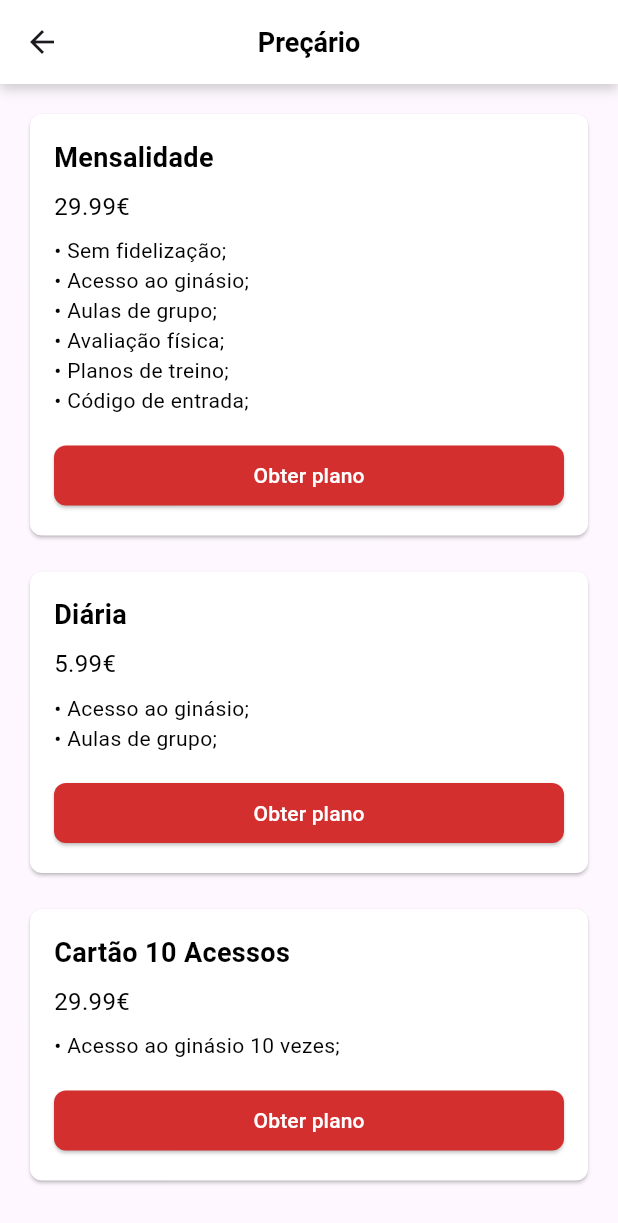
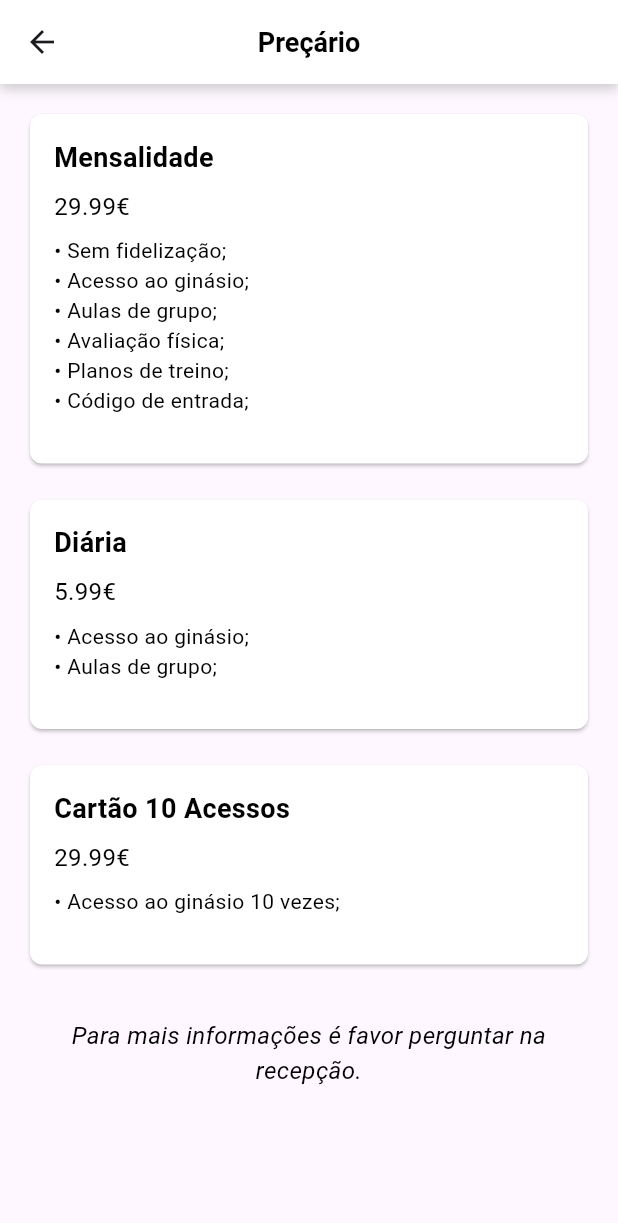
Before and after one commit to Raph40/Flutter_Trabalho_Final, a Flutter app: the precarioPage screen opened directly, on a phone screen of 412 x 824 dp. Shown: the top 1223 px of the screen. Run offline on Flutter 3.47's test engine with Material 3 defaults, Android fonts, the phone set to English and light mode, and no system bars; our stand-ins replace cloud_firestore, firebase_auth, firebase_core, flutter_local_notifications, material_design_icons_flutter, table_calendar and 1 more; missing offline and left inert: colorful_iconify_flutter, iconify_flutter; accounts and stored records are empty; network calls fail.

Commit message:
Update: precario terminado

```diff
--- a/lib/precario.dart
+++ b/lib/precario.dart
@@ -62,7 +62,6 @@ class precarioPage extends StatelessWidget {
                   'Planos de treino;',
                   'Código de entrada;',
                 ],
-                buttonLabel: 'Obter plano',
               ),
               SizedBox(height: 16),
               PricingCard(
@@ -72,7 +71,6 @@ class precarioPage extends StatelessWidget {
                   'Acesso ao ginásio;',
                   'Aulas de grupo;',
                 ],
-                buttonLabel: 'Obter plano',
               ),
               SizedBox(height: 16),
               PricingCard(
@@ -81,7 +79,20 @@ class precarioPage extends StatelessWidget {
                 details: [
                   'Acesso ao ginásio 10 vezes;',
                 ],
-                buttonLabel: 'Obter plano',
+              ),
+              SizedBox(height: 16),
+              // Texto adicional
+              Padding(
+                padding: const EdgeInsets.symmetric(vertical: 16.0),
+                child: Text(
+                  "Para mais informações é favor perguntar na recepção.",
+                  style: TextStyle(
+                    fontSize: 16,
+                    color: Colors.black,
+                    fontStyle: FontStyle.italic,
+                  ),
+                  textAlign: TextAlign.center,
+                ),
               ),
             ],
           ),
@@ -95,17 +106,18 @@ class PricingCard extends StatelessWidget {
   final String title;
   final String price;
   final List<String> details;
-  final String buttonLabel;
 
   PricingCard({
     required this.title,
     required this.price,
     required this.details,
-    required this.buttonLabel,
   });
 
   @override
   Widget build(BuildContext context) {
+    // Obter o tamanho da tela
+    double screenWidth = MediaQuery.of(context).size.width;
+
     return Card(
       color: Colors.white,
       shape: RoundedRectangleBorder(
@@ -113,6 +125,8 @@ class PricingCard extends StatelessWidget {
       ),
       child: Padding(
         padding: const EdgeInsets.all(16.0),
+        child: Container(
+          width: screenWidth * 0.9, // Ajustar a largura da caixa para 90% da largura da tela
           child: Column(
             crossAxisAlignment: CrossAxisAlignment.start,
             children: [
@@ -141,21 +155,8 @@ class PricingCard extends StatelessWidget {
                 ),
               )),
               SizedBox(height: 16),
-            ElevatedButton(
-              onPressed: () {
-                // Ação do botão
-              },
-              style: ElevatedButton.styleFrom(
-                backgroundColor: Colors.red[700],
-                shape: RoundedRectangleBorder(
-                  borderRadius: BorderRadius.circular(8),
+            ],
           ),
-              ),
-              child: Center(
-                child: Text(buttonLabel, style: TextStyle(color: Colors.white),),
-              ),
-            ),
-          ],
         ),
       ),
     );
```
Lines whose indentation alone changed are shown as unchanged.
